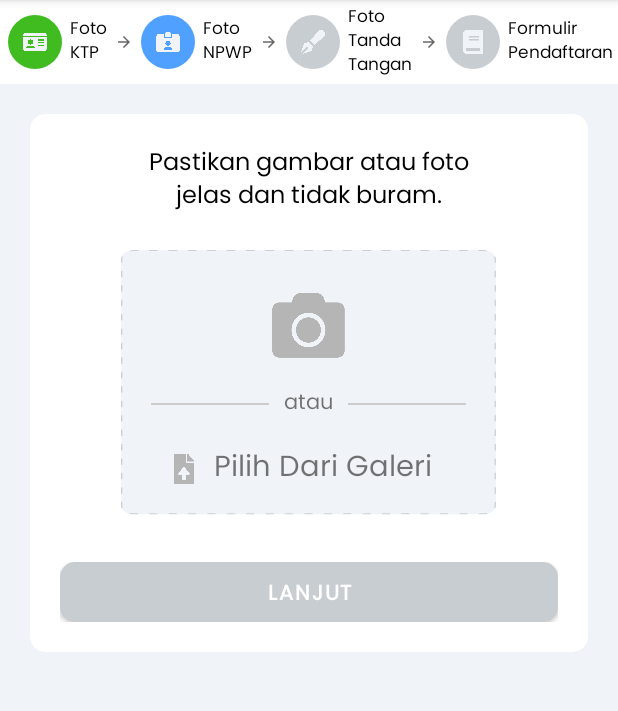
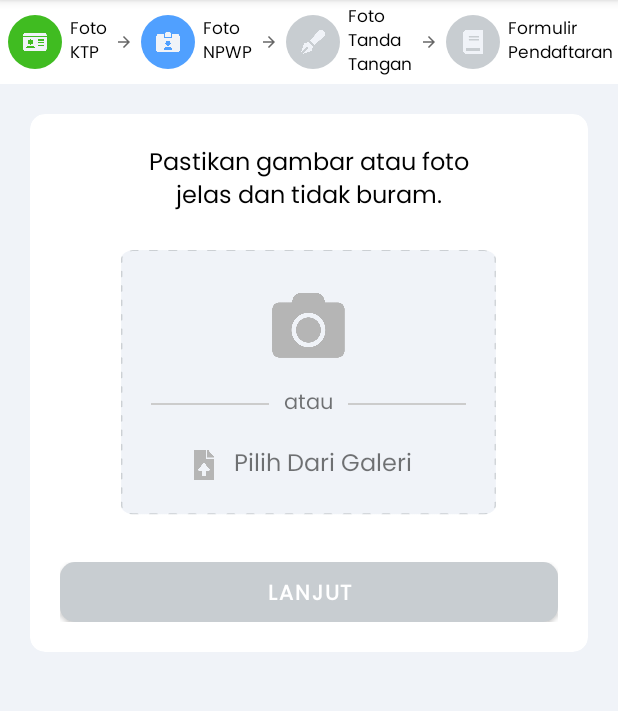
Before and after one commit to githubgritrepo/dipslibs_android, an Android app: the fragment frag_opening_account2 shown on its own in the app's theme, on a phone screen of 412 x 824 dp, the part 84-795 px from its top. Run offline under Robolectric (Android 15) with nearby library versions, the light colour scheme and no system bars; 1 statement that could not run was skipped.

Commit message:
Rafii Update

```diff
--- a/app/src/main/res/layout/item_cif.xml
+++ b/app/src/main/res/layout/item_cif.xml
@@ -213,7 +213,7 @@
                                 android:layout_gravity="center_vertical"
                                 android:layout_marginStart="10dp"
                                 android:layout_marginEnd="10dp"
-                                android:textSize="19sp"
+                                android:textSize="16sp"
                                 android:text="@string/pilih_dari_galeri" />
                         </LinearLayout>
                     </LinearLayout>
```
